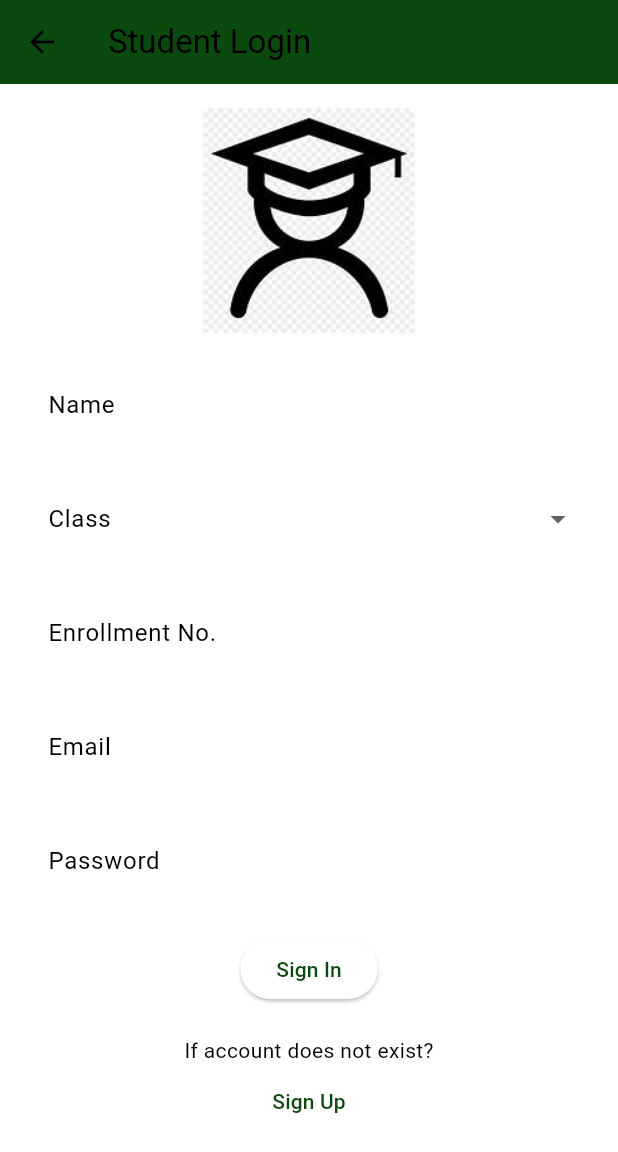
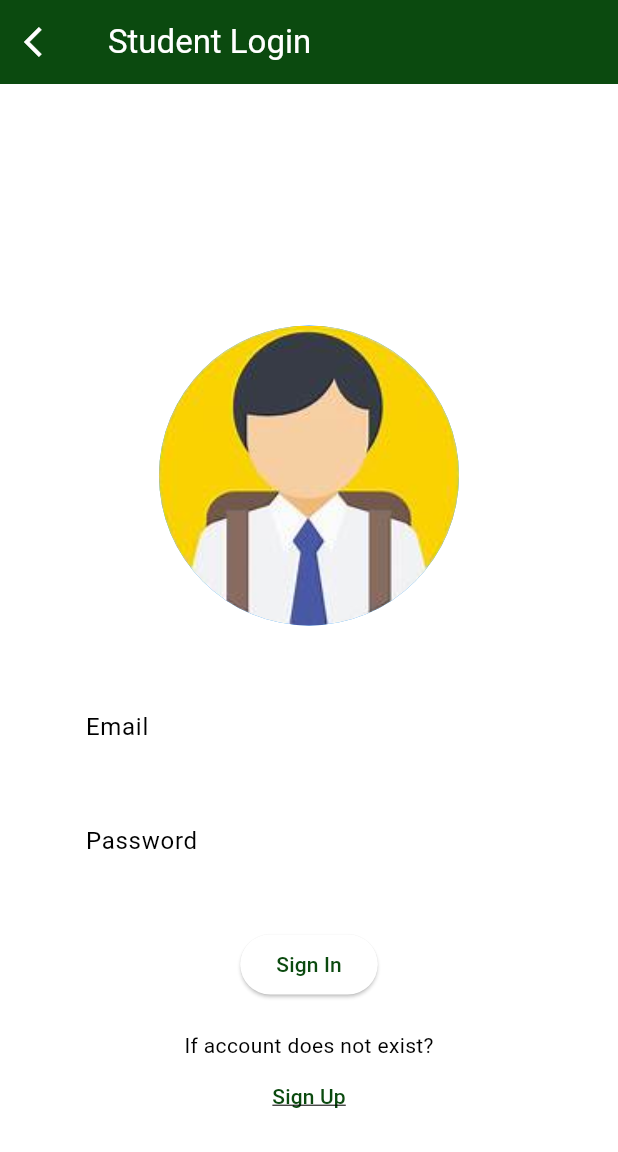
Before and after one commit to yogitabarela/assignmates, a Flutter app: the screen it shows after launch, after a tap on "Student", on a phone screen of 412 x 824 dp. Shown: the top 1152 px of the screen. Run offline on Flutter 3.47's test engine with Material 3 defaults, Android fonts, the light colour scheme and no system bars.

Commit message:
Initial Commit

```diff
--- a/lib/main.dart
+++ b/lib/main.dart
@@ -11,6 +11,7 @@ class MyApp extends StatelessWidget {
   @override
   Widget build(BuildContext context) {
     return MaterialApp(
+      debugShowCheckedModeBanner: false,
       title: 'Assignmates',
       theme: ThemeData(
         colorScheme: ColorScheme.fromSwatch().copyWith(
--- a/lib/studentlogin.dart
+++ b/lib/studentlogin.dart
@@ -6,50 +6,28 @@ class StudentLoginScreen extends StatelessWidget {
   Widget build(BuildContext context) {
     return Scaffold(
       appBar: AppBar(
-        title: const Text('Student Login'),
+        title: const Text('Student Login',style: TextStyle(color: Colors.white),),
         backgroundColor: Theme.of(context).colorScheme.primary,
+        leading: IconButton(
+          icon: Icon(Icons.arrow_back_ios ,color: Colors.white),
+          onPressed: () => Navigator.of(context).pop(),
+        ),
       ),
       body: SingleChildScrollView(
         child: Padding(
           padding: const EdgeInsets.all(16.0),
+          child: Container(
+            margin: EdgeInsets.all(25),
             child: Column(
-            mainAxisAlignment: MainAxisAlignment.center,
+              crossAxisAlignment: CrossAxisAlignment.center,
+              mainAxisAlignment: MainAxisAlignment.spaceBetween,
               children: [
-              Image.asset(
-                'assets/images/th(3).jpeg', // Add your welcome image asset here
-                height: 150,
+                SizedBox(height: 120,),
+                CircleAvatar(
+                 backgroundImage: AssetImage('assets/images/th(4).jpeg'),
+                  radius: 100,
                 ),
-            const SizedBox(height: 20),
-              const TextField(
-                decoration: InputDecoration(
-                  labelText: 'Name',
-                  border: OutlineInputBorder(),
-                ),
-              ),
-              const SizedBox(height: 20),
-              DropdownButtonFormField<String>(
-                decoration: const InputDecoration(
-                  labelText: 'Class',
-                  border: OutlineInputBorder(),
-                ),
-                items: ['CS', 'IT', 'MECH', 'E&I', 'CIVIL', 'ETC']
-                    .map((classOption) => DropdownMenuItem<String>(
-                          value: classOption,
-                          child: Text(classOption),
-                        ))
-                    .toList(),
-                onChanged: (value) {
-                  // Handle class selection
-                },
-              ),
-              const SizedBox(height: 20),
-              const TextField(
-                decoration: InputDecoration(
-                  labelText: 'Enrollment No.',
-                  border: OutlineInputBorder(),
-                ),
-              ),
-              const SizedBox(height: 20),
+                const SizedBox(height: 40),
                 const TextField(
                   decoration: InputDecoration(
                     labelText: 'Email',
@@ -64,7 +42,7 @@ class StudentLoginScreen extends StatelessWidget {
                     border: OutlineInputBorder(),
                   ),
                 ),
-              const SizedBox(height: 20),
+                const SizedBox(height: 30),
                 ElevatedButton(
                   onPressed: () {
                     // Handle sign-in logic here
@@ -80,9 +58,10 @@ class StudentLoginScreen extends StatelessWidget {
                       MaterialPageRoute(builder: (context) => StudentSignupScreen()),
                     );
                   },
-                child: const Text('Sign Up'),
+                  child: const Text('Sign Up',style: TextStyle(decoration: TextDecoration.underline),),
                 ),
               ],
+            ),
           ),
         ),
       ),
--- a/lib/welcomescreen.dart
+++ b/lib/welcomescreen.dart
@@ -12,22 +12,41 @@ class WelcomeScreen extends StatelessWidget {
           child: Column(
             mainAxisAlignment: MainAxisAlignment.center,
             children: [
-              Image.asset(
+              Container(
+                width: 200,height: 200,
+                child:Image.asset(
                   'assets/images/davvlogo1.png', // Add your welcome image asset here
-                height: 150,
+                  height: 180,
+                  width: 180,
+                  fit: BoxFit.cover,
+                ),
               ),
               const SizedBox(height: 20),
+              Column(
+                children: [
                   Text(
-                'Welcome to Assignmates',
+                    'Welcome to',
                     style: TextStyle(
                       fontSize: 24,
                       fontWeight: FontWeight.bold,
                       color: Theme.of(context).primaryColor,
                     ),
                   ),
+                  SizedBox(height: 10,),
+                  Text(
+                    'AssignMates@IET-DAVV',
+                    style: TextStyle(
+                      fontSize: 24,
+                      decoration: TextDecoration.underline,
+                      fontWeight: FontWeight.bold,
+                      color: Theme.of(context).primaryColor,
+                    ),
+                  ),
+                ],
+              ),
               const SizedBox(height: 20),
               Text(
-                'Are you new here?',
+                'Select Profile',
                 style: TextStyle(
                   fontSize: 18,
                   color: Theme.of(context).colorScheme.primary,
@@ -47,11 +66,11 @@ class WelcomeScreen extends StatelessWidget {
                     child: const Column(
                       children: [
                         CircleAvatar(
-                          radius: 40,
-                          backgroundImage: AssetImage('assets/images/th(1).jpeg'), // Add your teacher image asset here
+                          radius: 50,
+                          backgroundImage: AssetImage('assets/images/th(1).jpeg'), // Add your student image asset here
                         ),
                         SizedBox(height: 10),
-                        Text('Teacher'),
+                        Text('Teacher',style: TextStyle(decoration: TextDecoration.underline)),
                       ],
                     ),
                   ),
@@ -66,11 +85,11 @@ class WelcomeScreen extends StatelessWidget {
                     child: const Column(
                       children: [
                         CircleAvatar(
-                          radius: 40,
+                          radius: 50,
                           backgroundImage: AssetImage('assets/images/th(3).jpeg'), // Add your student image asset here
                         ),
                         SizedBox(height: 10),
-                        Text('Student'),
+                        Text('Student',style: TextStyle(decoration: TextDecoration.underline),),
                       ],
                     ),
                   ),
```
Also changed, not shown: lib/studentsignup.dart (+8 -4 lines), lib/teacherlogin.dart (+12 -12 lines), lib/teachersignup.dart (+9 -5 lines), pubspec.yaml (+17 -12 lines), assets/images/teacher.jpg (added), pubspec.lock, 10 other files. Lines whose indentation alone changed are shown as unchanged.
